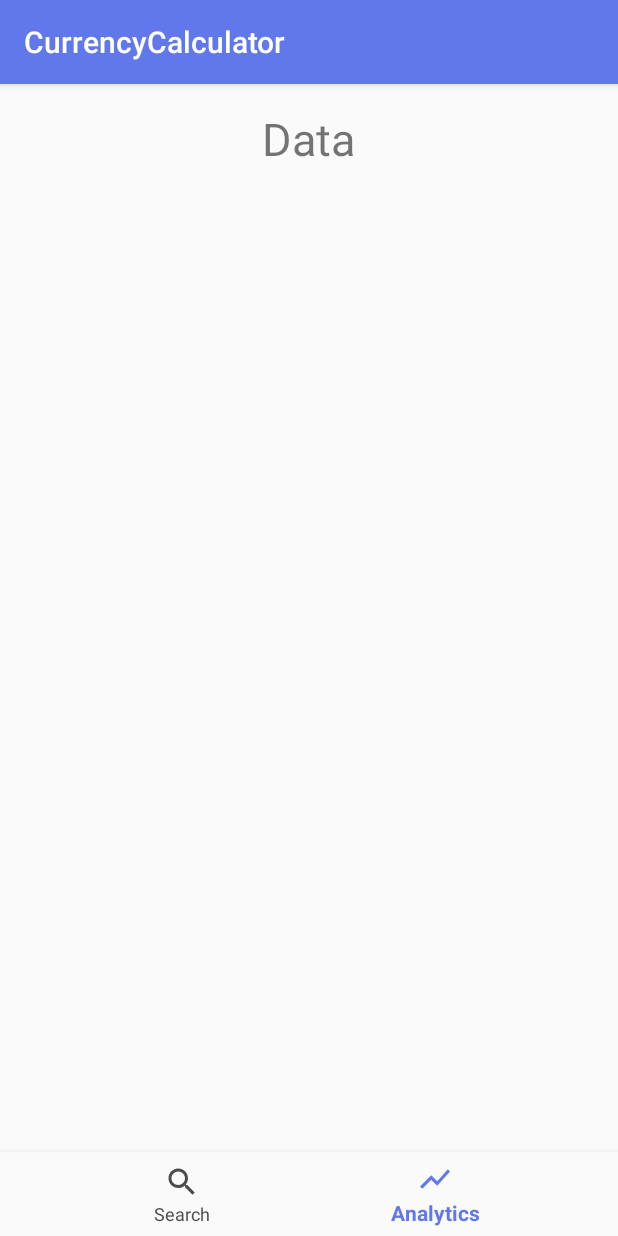
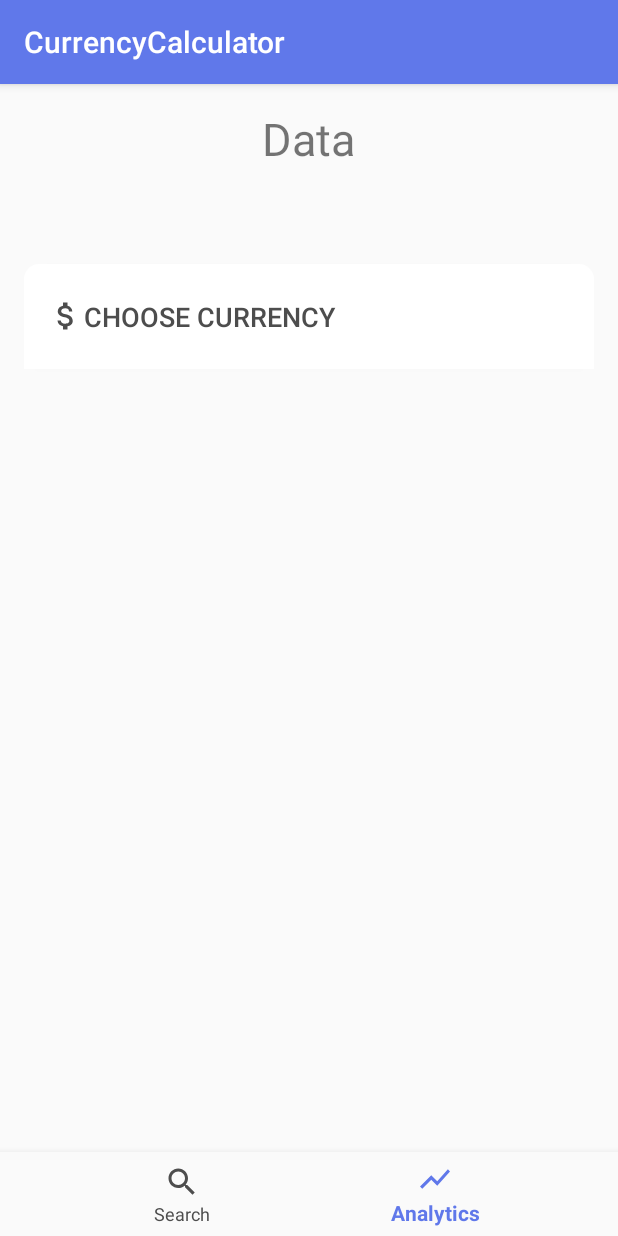
Before and after one commit to przemyslawstrojny/PM-CurrencyCalculator, an Android app: the screen it shows after launch (MainActivity), item 2 of the bottom bar chosen, on a phone screen of 412 x 824 dp. Run offline under Robolectric (Android 15) with nearby library versions, the phone set to English and light mode, and no system bars.

```diff
--- a/app/src/main/AndroidManifest.xml
+++ b/app/src/main/AndroidManifest.xml
@@ -9,6 +9,8 @@
             android:roundIcon="@mipmap/ic_launcher_round"
             android:supportsRtl="true"
             android:theme="@style/AppTheme">
+        <activity android:name=".CurrencyListActivity">
+        </activity>
         <activity android:name=".MainActivity">
             <intent-filter>
                 <action android:name="android.intent.action.MAIN"/>
--- a/app/src/main/java/com/example/currencycalculator/Currency.java
+++ b/app/src/main/java/com/example/currencycalculator/Currency.java
@@ -51,4 +51,8 @@ public class Currency {
     public void setAverage_rate(double average_rate) {
         this.average_rate = average_rate;
     }
+
+    public String toString(){
+        return currency_name;
+    }
 }
--- a/app/src/main/java/com/example/currencycalculator/FragmentCurrencyCalculator.java
+++ b/app/src/main/java/com/example/currencycalculator/FragmentCurrencyCalculator.java
@@ -1,5 +1,7 @@
 package com.example.currencycalculator;
 
+import android.app.Activity;
+import android.content.Intent;
 import android.os.Bundle;
 import android.support.annotation.NonNull;
 import android.support.annotation.Nullable;
@@ -11,8 +13,12 @@ import android.widget.Button;
 import android.widget.EditText;
 import android.widget.TextView;
 
+import java.util.List;
+
 public class FragmentCurrencyCalculator extends Fragment {
     View rootView;
+    private Button currencyFrom;
+    private Button currencyTo;
     @Nullable
     @Override
     public View onCreateView(@NonNull LayoutInflater inflater, @Nullable ViewGroup container, @Nullable Bundle savedInstanceState) {
@@ -23,20 +29,20 @@ public class FragmentCurrencyCalculator extends Fragment {
         TextView result = (TextView) rootView.findViewById(R.id.result);
 
 
-        Button currencyFrom = (Button) rootView.findViewById(R.id.currency_from);
+        currencyFrom = (Button) rootView.findViewById(R.id.currency_from);
         currencyFrom.setOnClickListener(new View.OnClickListener() {
             @Override
             public void onClick(View view) {
-                //TODO open activity with currency list
+                startActivityForResult(new Intent(getActivity().getApplicationContext(),CurrencyListActivity.class),1);
             }
         });
 
 
-        Button currencyTo = (Button) rootView.findViewById(R.id.currency_to);
+        currencyTo = (Button) rootView.findViewById(R.id.currency_to);
         currencyTo.setOnClickListener(new View.OnClickListener() {
             @Override
             public void onClick(View view) {
-                //TODO open activity with list of target currencies
+                startActivityForResult(new Intent(getActivity().getApplicationContext(),CurrencyListActivity.class),2);
             }
         });
 
@@ -68,4 +74,23 @@ public class FragmentCurrencyCalculator extends Fragment {
 
         return rootView;
     }
+    @Override
+    public void onActivityResult(int requestCode, int resultCode, Intent data) {
+        super.onActivityResult(requestCode, resultCode, data);
+
+        List<Fragment> fragments = getChildFragmentManager().getFragments();
+        if (fragments != null) {
+            for (Fragment fragment : fragments) {
+                fragment.onActivityResult(requestCode, resultCode, data);
+            }
+        }
+        if(requestCode ==  1 && resultCode == Activity.RESULT_OK)
+        {
+            currencyFrom.setText(data.getStringExtra("message"));
+        }
+        if(requestCode ==  2 && resultCode == Activity.RESULT_OK)
+        {
+            currencyTo.setText(data.getStringExtra("message"));
+        }
+    }
 }
--- a/app/src/main/res/layout/fragment_analytics.xml
+++ b/app/src/main/res/layout/fragment_analytics.xml
@@ -18,5 +18,21 @@
             android:id="@+id/list_to_analyse"
             android:layout_width="match_parent"
             android:layout_height="match_parent"/>
+    <Button
+            android:text="Choose currency"
+            android:drawableLeft="@drawable/ic_currency"
+            android:paddingLeft="16dp"
+            android:textColor="#4D4D4D"
+            android:textAlignment="viewStart"
+            android:textSize="18sp"
+            android:layout_marginLeft="16dp"
+            android:layout_marginRight="16dp"
+            android:id="@+id/currency_observed"
+            android:layout_width="match_parent"
+            android:layout_height="70dp"
+            android:backgroundTint="#FFFFFF"
+            android:background="@drawable/round_top_button"
+            android:layout_centerHorizontal="true"
+            android:layout_marginTop="120dp"/>
 
 </RelativeLayout>
```
Also changed, not shown: app/src/main/java/com/example/currencycalculator/FragmentAnalytics.java (+29 -0 lines), app/src/main/res/layout/fragment_currency_calculator.xml (indentation only). Lines whose indentation alone changed are shown as unchanged.
